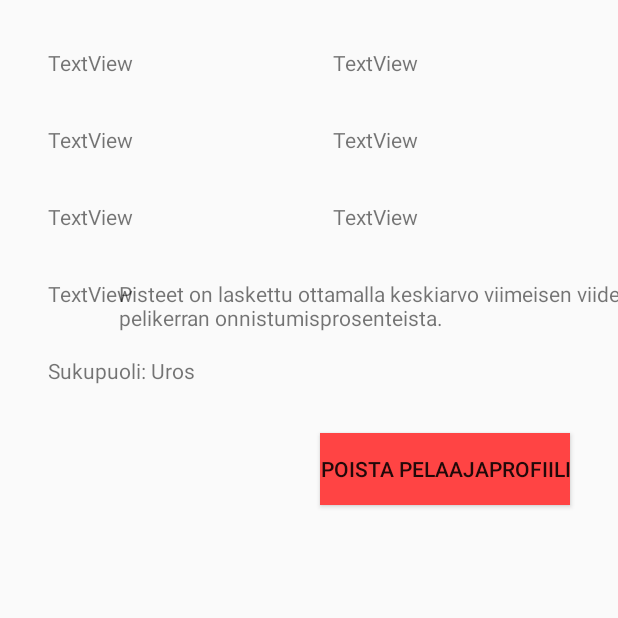
After one commit to Teisko/DogMemo, an Android app: the PlayerInfo screen opened directly, with no data from a screen before it, on a phone screen of 412 x 824 dp, the top half of it. The commit adds this screen. Run offline under Robolectric (Android 15) with nearby library versions, the phone set to English and light mode, and no system bars; 8 statements that could not run were skipped.

Commit message:
Sori tuli lähetettyä kerralla :)

```diff
--- a/app/src/main/AndroidManifest.xml
+++ b/app/src/main/AndroidManifest.xml
@@ -18,7 +18,7 @@
         </activity>
         <activity
             android:name=".MainActivity"
-            android:screenOrientation="landscape"></activity>
+            android:screenOrientation="landscape" />
         <activity
             android:name=".SettingsActivity"
             android:label="@string/title_activity_settings" />
@@ -26,7 +26,8 @@
         <activity android:name=".GameEndActivity" />
         <activity android:name=".NewGame" />
         <activity android:name=".NewPlayer" />
-        <activity android:name=".Playerlist"></activity>
+        <activity android:name=".Playerlist" />
+        <activity android:name=".PlayerInfo"></activity>
     </application>
 
 </manifest>
--- /dev/null
+++ b/app/src/main/java/com/example/teisko/dogmemo/PlayerInfo.java
@@ -0,0 +1,80 @@
+package com.example.teisko.dogmemo;
+
+import android.content.Context;
+import android.content.Intent;
+import android.support.v7.app.AppCompatActivity;
+import android.os.Bundle;
+import android.util.Log;
+import android.view.View;
+import android.widget.Button;
+import android.widget.TextView;
+import android.widget.Toast;
+
+import java.io.File;
+
+public class PlayerInfo extends AppCompatActivity {
+
+    @Override
+    protected void onCreate(Bundle savedInstanceState) {
+        super.onCreate(savedInstanceState);
+        setContentView(R.layout.activity_player_info);
+
+        final Player tutkittava = (Player)getIntent().getSerializableExtra("Pelaaja");
+        TextView kNimi = (TextView)findViewById(R.id.kNimi);
+        TextView oNimi = (TextView)findViewById(R.id.oNimi);
+        TextView rotu = (TextView)findViewById(R.id.rotu);
+        TextView ika = (TextView)findViewById(R.id.ika);
+        TextView sukupuoli = (TextView)findViewById(R.id.sukupuoli);
+        TextView pisteet = (TextView)findViewById(R.id.pisteet);
+        TextView pelatut = (TextView)findViewById(R.id.pelatut);
+        TextView korkeinTaso = (TextView)findViewById(R.id.korkeinTaso);
+        Button button = (Button)findViewById(R.id.button);
+        TextView textView13 = (TextView)findViewById(R.id.textView13);
+
+        textView13.setText("Pisteet on laskettu ottamalla keskiarvo viimeisen viiden\npelikerran onnistumisprosenteista.");
+
+        kNimi.setText("Koiran nimi: " + tutkittava.dogName());
+        oNimi.setText("Omistajan nimi: " + tutkittava.ownerName());
+        rotu.setText("Rotu: " + tutkittava.rotu());
+        ika.setText("Syntymäpäivä: " + tutkittava.syntymaTeksti());
+        if(tutkittava.sukupuoli() == 0)
+            sukupuoli.setText("Sukupuoli: Narttu");
+        else
+            sukupuoli.setText("Sukupuoli: Uros");
+        pisteet.setText("Pisteet: " + tutkittava.keskiarvo());
+        pelatut.setText("Pelatut pelit: " + tutkittava.pelatutPelit());
+        korkeinTaso.setText("Korkein saavutettu taso: " + tutkittava.korkeinTaso());
+
+        setResult(-1, new Intent());
+
+        button.setOnClickListener(new View.OnClickListener()
+        {
+            @Override
+            public void onClick(View v)
+            {
+                try {
+                    // Luodaan File-olio sitä vastaavan tiedoston poistamiseksi
+                    File pistetiedosto = new File(getApplicationContext().getFilesDir(), tutkittava.fileName());
+
+                    pistetiedosto.delete();
+                }
+                catch(Exception e)
+                {
+                    e.printStackTrace();
+                }
+
+                // Luodaan viesti profiilin poistamisesta käyttäjän nähtäväksi
+                Context context = getApplicationContext();
+                CharSequence text = "Pelaajaprofiili poistettu.";
+                int duration;
+                duration = Toast.LENGTH_SHORT;
+                Toast toast = Toast.makeText(context, text, duration);
+                toast.show();
+                Intent output = new Intent();
+                output.putExtra("Poistettu", tutkittava);
+                setResult(1, output);
+                finish();
+            }
+        });
+    }
+}
--- a/app/src/main/java/com/example/teisko/dogmemo/SettingsActivity.java
+++ b/app/src/main/java/com/example/teisko/dogmemo/SettingsActivity.java
@@ -152,12 +152,12 @@ public class SettingsActivity extends AppCompatPreferenceActivity {
         }
         if (key.equals("music_list")) {
             if (Integer.parseInt(value) == 0) {
-                if (MainMenu.musicPlayer.isPlaying()) {
+                if (MainMenu.musicPlayer != null && MainMenu.musicPlayer.isPlaying()) {
                     MainMenu.musicPlayer.pause();
                 }
             }
             if (Integer.parseInt(value) == 1) {
-                if (!MainMenu.musicPlayer.isPlaying())
+                if (MainMenu.musicPlayer != null && !MainMenu.musicPlayer.isPlaying())
                     MainMenu.musicPlayer.start();
             }
         }
--- a/app/src/main/res/layout/activity_main_menu.xml
+++ b/app/src/main/res/layout/activity_main_menu.xml
@@ -39,7 +39,7 @@
         android:id="@+id/button_tilastot"
         android:layout_width="wrap_content"
         android:layout_height="wrap_content"
-        android:text="Tilastot"
+        android:text="Pelaajalista"
         app:layout_constraintBottom_toBottomOf="parent"
         app:layout_constraintTop_toBottomOf="@+id/button_asetukset"
         android:layout_marginLeft="8dp"
--- /dev/null
+++ b/app/src/main/res/layout/activity_player_info.xml
@@ -0,0 +1,111 @@
+<?xml version="1.0" encoding="utf-8"?>
+<android.support.constraint.ConstraintLayout xmlns:android="http://schemas.android.com/apk/res/android"
+    xmlns:app="http://schemas.android.com/apk/res-auto"
+    xmlns:tools="http://schemas.android.com/tools"
+    android:layout_width="match_parent"
+    android:layout_height="match_parent"
+    tools:context="com.example.teisko.dogmemo.PlayerInfo"
+    tools:layout_editor_absoluteY="25dp">
+
+    <TextView
+        android:id="@+id/kNimi"
+        android:layout_width="wrap_content"
+        android:layout_height="wrap_content"
+        android:layout_marginStart="32dp"
+        android:layout_marginTop="32dp"
+        android:text="TextView"
+        app:layout_constraintStart_toStartOf="parent"
+        app:layout_constraintTop_toTopOf="parent" />
+
+    <TextView
+        android:id="@+id/oNimi"
+        android:layout_width="wrap_content"
+        android:layout_height="wrap_content"
+        android:layout_marginStart="32dp"
+        android:layout_marginTop="32dp"
+        android:text="TextView"
+        app:layout_constraintStart_toStartOf="parent"
+        app:layout_constraintTop_toBottomOf="@+id/kNimi" />
+
+    <TextView
+        android:id="@+id/rotu"
+        android:layout_width="wrap_content"
+        android:layout_height="wrap_content"
+        android:layout_marginStart="32dp"
+        android:layout_marginTop="32dp"
+        android:text="TextView"
+        app:layout_constraintStart_toStartOf="parent"
+        app:layout_constraintTop_toBottomOf="@+id/oNimi" />
+
+    <TextView
+        android:id="@+id/ika"
+        android:layout_width="wrap_content"
+        android:layout_height="wrap_content"
+        android:layout_marginStart="32dp"
+        android:layout_marginTop="32dp"
+        android:text="TextView"
+        app:layout_constraintStart_toStartOf="parent"
+        app:layout_constraintTop_toBottomOf="@+id/rotu" />
+
+    <TextView
+        android:id="@+id/sukupuoli"
+        android:layout_width="wrap_content"
+        android:layout_height="wrap_content"
+        android:layout_marginStart="32dp"
+        android:layout_marginTop="32dp"
+        android:text="TextView"
+        app:layout_constraintStart_toStartOf="parent"
+        app:layout_constraintTop_toBottomOf="@+id/ika" />
+
+    <TextView
+        android:id="@+id/pisteet"
+        android:layout_width="wrap_content"
+        android:layout_height="wrap_content"
+        android:text="TextView"
+        app:layout_constraintEnd_toEndOf="parent"
+        app:layout_constraintHorizontal_bias="0.5"
+        app:layout_constraintStart_toEndOf="@+id/oNimi"
+        app:layout_constraintTop_toTopOf="@+id/oNimi" />
+
+    <TextView
+        android:id="@+id/pelatut"
+        android:layout_width="wrap_content"
+        android:layout_height="wrap_content"
+        android:text="TextView"
+        app:layout_constraintEnd_toEndOf="parent"
+        app:layout_constraintHorizontal_bias="0.5"
+        app:layout_constraintStart_toEndOf="@+id/rotu"
+        app:layout_constraintTop_toTopOf="@+id/rotu" />
+
+    <TextView
+        android:id="@+id/korkeinTaso"
+        android:layout_width="wrap_content"
+        android:layout_height="wrap_content"
+        android:text="TextView"
+        app:layout_constraintEnd_toEndOf="parent"
+        app:layout_constraintHorizontal_bias="0.5"
+        app:layout_constraintStart_toEndOf="@+id/kNimi"
+        app:layout_constraintTop_toTopOf="@+id/kNimi" />
+
+    <TextView
+        android:id="@+id/textView13"
+        android:layout_width="wrap_content"
+        android:layout_height="wrap_content"
+        android:text="TextView"
+        app:layout_constraintEnd_toEndOf="parent"
+        app:layout_constraintHorizontal_bias="0.5"
+        app:layout_constraintStart_toEndOf="@+id/ika"
+        app:layout_constraintTop_toTopOf="@+id/ika"
+        tools:text="@string/pisteTieto" />
+
+    <Button
+        android:id="@+id/button"
+        android:layout_width="wrap_content"
+        android:layout_height="wrap_content"
+        android:layout_marginEnd="32dp"
+        android:layout_marginTop="32dp"
+        android:background="@android:color/holo_red_light"
+        android:text="Poista pelaajaprofiili"
+        app:layout_constraintEnd_toEndOf="parent"
+        app:layout_constraintTop_toBottomOf="@+id/sukupuoli" />
+</android.support.constraint.ConstraintLayout>
--- a/app/src/main/res/layout/activity_playerlist.xml
+++ b/app/src/main/res/layout/activity_playerlist.xml
@@ -8,9 +8,9 @@
 
     <ListView
         android:id="@+id/dogList"
-        android:layout_width="425dp"
+        android:layout_width="0dp"
 
-        android:layout_height="160dp"
+        android:layout_height="0dp"
         android:layout_marginBottom="8dp"
         android:layout_marginTop="16dp"
         app:layout_constraintBottom_toBottomOf="parent"
```
Also changed, not shown: app/src/main/java/com/example/teisko/dogmemo/MainActivity.java (+13 -2 lines), app/src/main/java/com/example/teisko/dogmemo/MainMenu.java (+7 -1 lines), app/src/main/java/com/example/teisko/dogmemo/NewGame.java (+74 -12 lines), app/src/main/java/com/example/teisko/dogmemo/NewPlayer.java (+3 -10 lines), app/src/main/java/com/example/teisko/dogmemo/Player.java (+76 -17 lines), app/src/main/java/com/example/teisko/dogmemo/Playerlist.java (+93 -10 lines), app/src/main/res/layout/activity_game_end.xml (+5 -4 lines), 1 other file.
